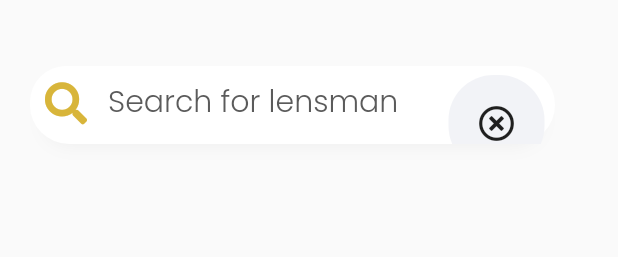
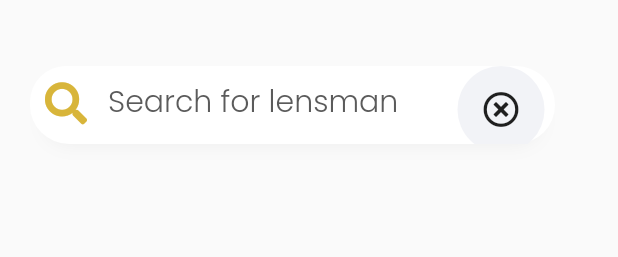
Before and after one commit to Polaf05/Flutter_PicMe, a Flutter app: the SearchTab widget shown alone on an empty page, opened directly, after a tap on an icon or button, on a phone screen of 412 x 824 dp. Shown: the top 257 px of the screen. Run offline on Flutter 3.47's test engine with Material 2 defaults, Android fonts, the phone set to English and light mode, and no system bars; our stand-ins replace buttons_tabbar, carousel_pro, cloud_firestore, convex_bottom_bar, firebase_auth, firebase_core and 11 more; missing offline and left inert: flutter_facebook_login, mailer; accounts and stored records are empty; network calls fail.

Commit message:
bugs fixed

```diff
--- a/picme/lib/screens/home/client.dart
+++ b/picme/lib/screens/home/client.dart
@@ -186,7 +186,11 @@ class _ClientProfileState extends State<ClientProfile> {
                     height: 20.0,
                   ),
                   Center(
+                    child: Container(
+                      width: MediaQuery.of(context).size.width,
                       child: Row(
+                        mainAxisAlignment: MainAxisAlignment.center,
+                        crossAxisAlignment: CrossAxisAlignment.center,
                         children: <Widget>[
                           FlatButton(
                             padding: EdgeInsets.fromLTRB(125, 10, 125, 10),
@@ -216,6 +220,7 @@ class _ClientProfileState extends State<ClientProfile> {
                         ],
                       ),
                     ),
+                  ),
                   Container(
                     margin: EdgeInsets.all(30),
                   ),
--- a/picme/lib/screens/home/lensman_tile.dart
+++ b/picme/lib/screens/home/lensman_tile.dart
@@ -18,11 +18,11 @@ class LensmanTile extends StatelessWidget {
     return Container(
       padding: EdgeInsets.zero,
       margin: EdgeInsets.fromLTRB(0, 0, 0, 0),
-      height: 170,
+      height: 180,
       child: GestureDetector(
         onTap: () {
           Navigator.of(context)
-              .push(MaterialPageRoute(builder: (context) => ClientProfile()));
+              .push(MaterialPageRoute(builder: (context) => ShowDetails()));
         },
         child: Padding(
           padding: const EdgeInsets.symmetric(horizontal: 6),
@@ -53,7 +53,7 @@ class LensmanTile extends StatelessWidget {
                       crossAxisAlignment: CrossAxisAlignment.start,
                       children: [
                         Text(
-                        'Monkey D, Luffy',
+                          'Monkey D, Luffy',
                           overflow: TextOverflow.ellipsis,
                           style: GoogleFonts.poppins(
                             fontSize: 20,
--- a/picme/lib/screens/home/search_tab.dart
+++ b/picme/lib/screens/home/search_tab.dart
@@ -69,14 +69,14 @@ class _SearchTabState extends State<SearchTab>
                   children: [
                     AnimatedPositioned(
                       duration: Duration(milliseconds: 375),
-                      top: 6.0,
+                      top: 0,
                       right: 7.0,
                       curve: Curves.easeOut,
                       child: AnimatedOpacity(
                         opacity: (toggle == 0) ? 0.0 : 1.0,
                         duration: Duration(milliseconds: 200),
                         child: Container(
-                          padding: EdgeInsets.all(8.0),
+                          padding: EdgeInsets.all(5.0),
                           decoration: BoxDecoration(
                             color: Color(0xffF2F3F7),
                             borderRadius: BorderRadius.circular(30.0),
```
Lines whose indentation alone changed are shown as unchanged.
